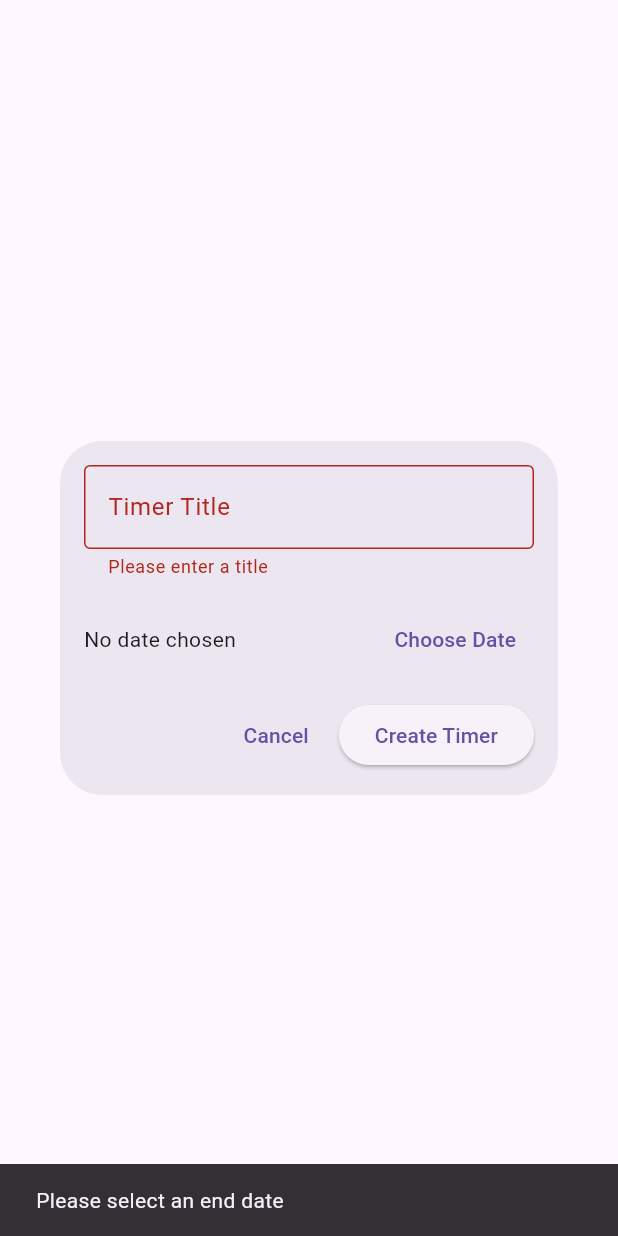
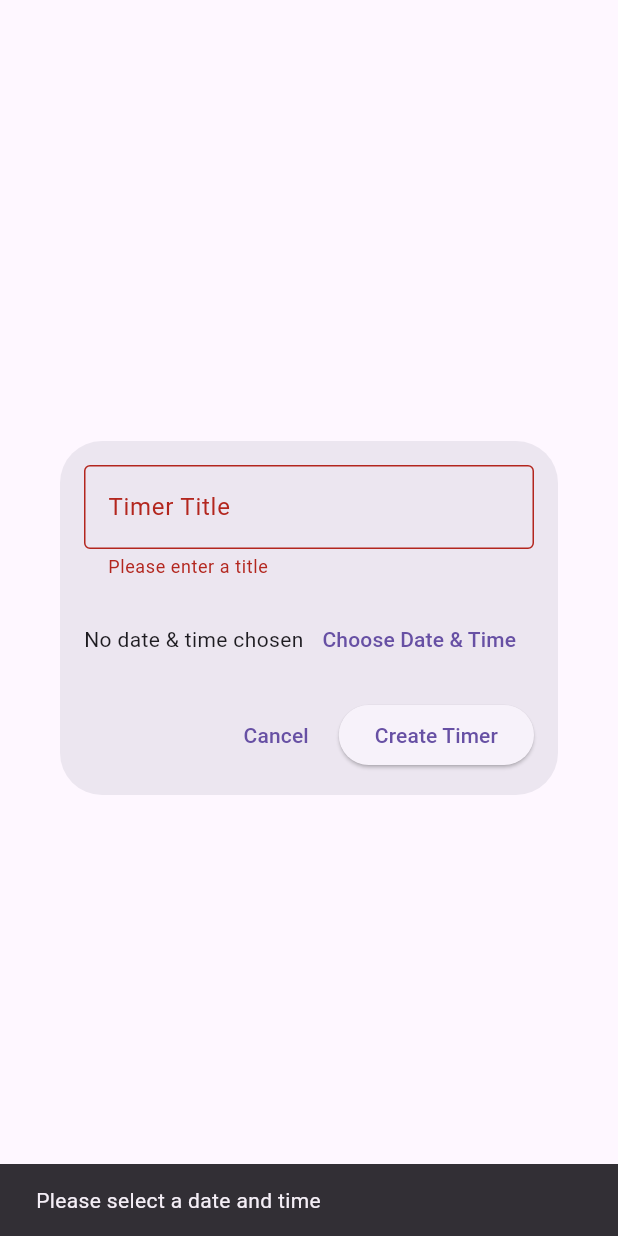
Before and after one commit to IsaiahSama/Tizzy, a Flutter app: the NewTimerModal widget shown alone on an empty page, opened directly, after a tap on "Create Timer", on a phone screen of 412 x 824 dp. Run offline on Flutter 3.47's test engine with Material 3 defaults, Android fonts, the phone set to English and light mode, and no system bars; our stand-ins replace dio, firebase_core, firebase_messaging, flutter_riverpod, freezed_annotation, go_router and 3 more; missing offline and left inert: android_intent_plus; accounts and stored records are empty; generated files the repository leaves out were written again.

Commit message:
Now supports handling of time and cleaned up UI for screen.

```diff
--- a/mobile/tizzy_watch/lib/presentation/widgets/timer/new_timer_modal.dart
+++ b/mobile/tizzy_watch/lib/presentation/widgets/timer/new_timer_modal.dart
@@ -13,7 +13,7 @@ class NewTimerModal extends ConsumerStatefulWidget {
 class NewTimerModalState extends ConsumerState<NewTimerModal> {
   final _formKey = GlobalKey<FormState>();
   final _titleController = TextEditingController();
-  DateTime? _selectedDate;
+  DateTime? _selectedDateTime;
 
   @override
   void dispose() {
@@ -49,22 +49,40 @@ class NewTimerModalState extends ConsumerState<NewTimerModal> {
                 builder: (context, setState) => Row(
                   children: [
                     Expanded(
-                      child: Text(_selectedDate == null
-                        ? 'No date chosen'
-                        : 'End Date: ${_selectedDate!.toLocal().toString().split(' ')[0]}'),
+                      child: Text(_selectedDateTime == null
+                          ? 'No date & time chosen'
+                          : 'End: '
+                              '${_selectedDateTime!.toLocal().toString().substring(0, 16)}'),
                     ),
                     TextButton(
-                      onPressed: () => showDatePicker(
-                        context: context,
-                        initialDate: DateTime.now(),
-                        firstDate: DateTime.now(),
-                        lastDate: DateTime.now().add(const Duration(days: 365 * 2)),
-                      ).then((picked) {
-                        if (picked != null) {
-                          setState(() => _selectedDate = picked);
+                      onPressed: () async {
+                        final date = await showDatePicker(
+                          context: context,
+                          initialDate: DateTime.now(),
+                          firstDate: DateTime.now(),
+                          lastDate: DateTime.now().add(const Duration(days: 365 * 2)),
+                        );
+                        if (date != null && context.mounted) {
+                          final time = await showTimePicker(
+                            context: context,
+                            initialTime: TimeOfDay.now(),
+                          );
+                          if (time != null) {
+                            final combined = DateTime(
+                              date.year,
+                              date.month,
+                              date.day,
+                              time.hour,
+                              time.minute,
+                            );
+                            setState(() => _selectedDateTime = combined);
+                          } else {
+                            // If only date picked, still allow
+                            setState(() => _selectedDateTime = date);
+                          }
                         }
-                      }),
-                      child: const Text('Choose Date'),
+                      },
+                      child: const Text('Choose Date & Time'),
                     ),
                   ],
                 ),
@@ -80,19 +98,18 @@ class NewTimerModalState extends ConsumerState<NewTimerModal> {
                   const SizedBox(width: 8),
                   ElevatedButton(
                     onPressed: () {
-                      if (_formKey.currentState!.validate() && _selectedDate != null) {
+                      if (_formKey.currentState!.validate() && _selectedDateTime != null) {
                         final newTimer = Timer(
                           id: DateTime.now().millisecondsSinceEpoch,
                           title: _titleController.text,
-                          enddate: _selectedDate!,
+                          enddate: _selectedDateTime!,
                           completed: false,
                         );
-
                         ref.read(timersProvider.notifier).addTimer(newTimer);
                         Navigator.of(context).pop();
-                      } else if (_selectedDate == null) {
+                      } else if (_selectedDateTime == null) {
                         ScaffoldMessenger.of(context).showSnackBar(
-                          const SnackBar(content: Text('Please select an end date')),
+                          const SnackBar(content: Text('Please select a date and time')),
                         );
                       }
                     },
```
Also changed, not shown: mobile/tizzy_watch/lib/presentation/screens/timer_screen.dart (+12 -4 lines), mobile/tizzy_watch/lib/presentation/widgets/timer/timer_widget.dart (+29 -20 lines).
